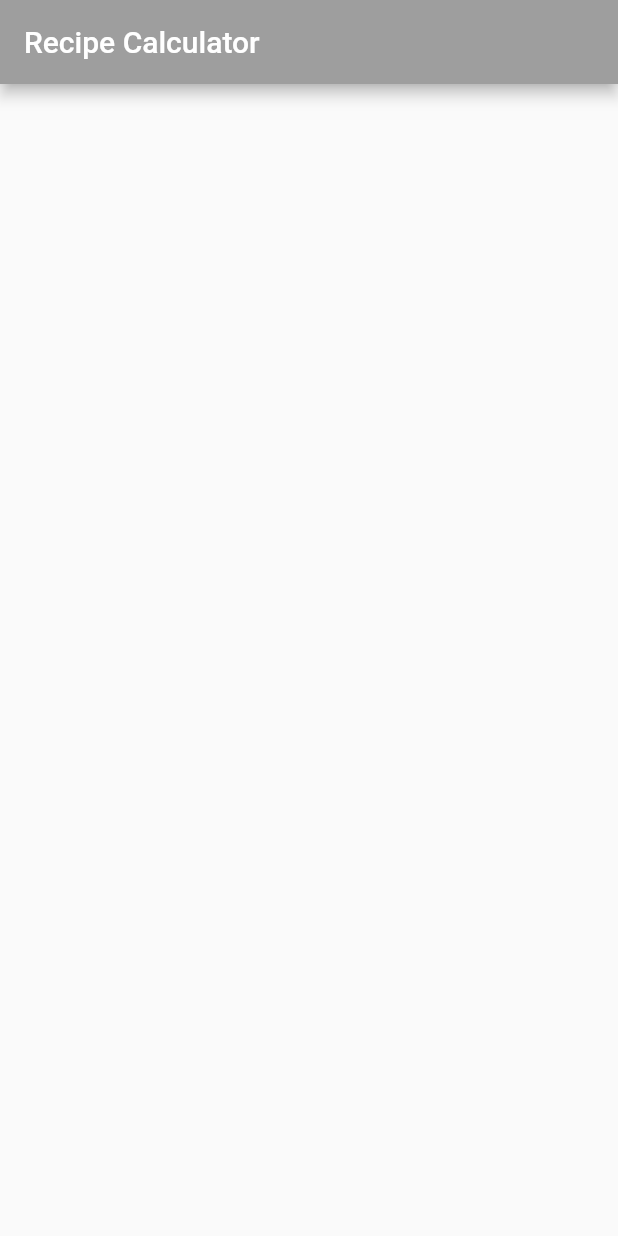
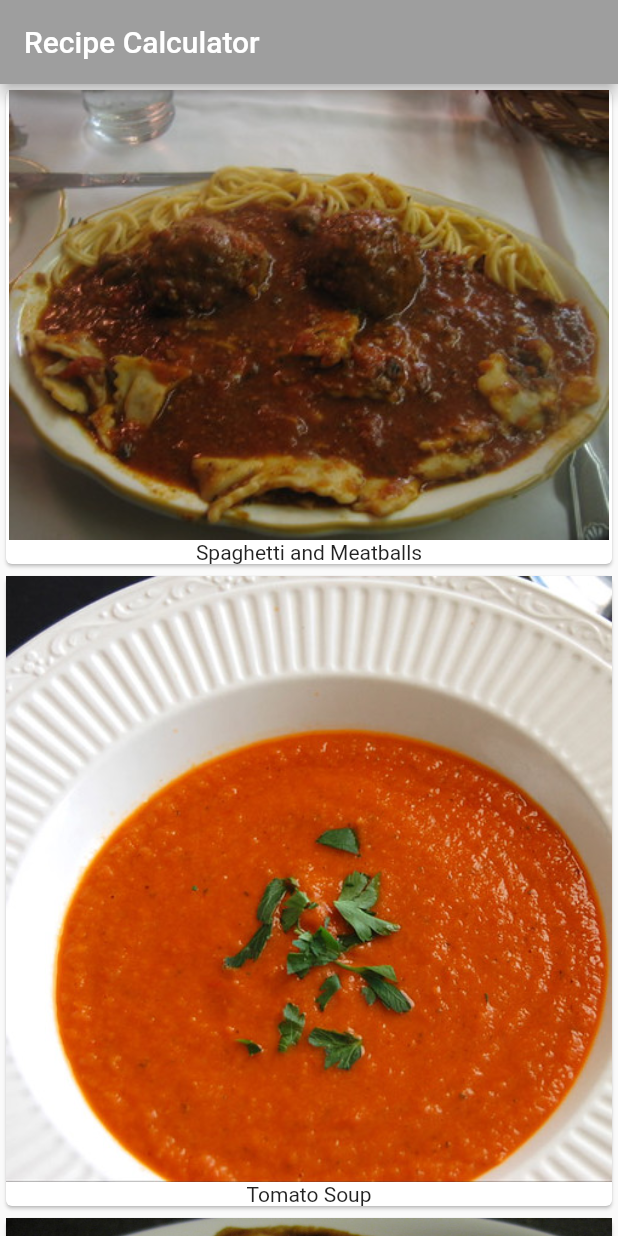
Before and after one commit to davidaodejobi/Flutter-Apprentice-Study, a Flutter app: the screen it shows after launch, on a phone screen of 412 x 824 dp. Run offline on Flutter 3.47's test engine with Material 2 defaults, Android fonts, the light colour scheme and no system bars.

Commit message:
added image, modified pubspec.yaml, added new dart file to hold model and some static data, populated the data using listview builder, created a method of type widget to display the image and text...

```diff
--- a/recipe_app/lib/main.dart
+++ b/recipe_app/lib/main.dart
@@ -1,4 +1,6 @@
 import 'package:flutter/material.dart';
+
+import 'recipe.dart';
 
 void main() {
   runApp(const MyApp());
@@ -44,19 +46,29 @@
 class _MyHomePageState extends State<MyHomePage> {
   @override
   Widget build(BuildContext context) {
-// 1
     return Scaffold(
-// 2
       appBar: AppBar(
         title: Text(widget.title),
       ),
-// 3
       body: SafeArea(
-// TODO: Replace child: Container()
-// 4
-        child: Container(),
+        child: ListView.builder(
+          itemBuilder: (BuildContext context, int index) {
+            return buildRecipeCard(Recipe.samples[index]);
+          },
+          itemCount: Recipe.samples.length,
+        ),
       ),
     );
   }
-// TODO: Add buildRecipeCard() here
+
+  Widget buildRecipeCard(Recipe recipe) {
+    return Card(
+      child: Column(
+        children: <Widget>[
+          Image(image: AssetImage(recipe.imageUrl)),
+          Text(recipe.label),
+        ],
+      ),
+    );
+  }
 }
--- /dev/null
+++ b/recipe_app/lib/recipe.dart
@@ -0,0 +1,37 @@
+class Recipe {
+  String label;
+  String imageUrl;
+// TODO: Add servings and ingredients here
+  Recipe(
+    this.label,
+    this.imageUrl,
+  );
+
+  static List<Recipe> samples = [
+    Recipe(
+      'Spaghetti and Meatballs',
+      'assets/2126711929_ef763de2b3_w.jpg',
+    ),
+    Recipe(
+      'Tomato Soup',
+      'assets/27729023535_a57606c1be.jpg',
+    ),
+    Recipe(
+      'Grilled Cheese',
+      'assets/3187380632_5056654a19_b.jpg',
+    ),
+    Recipe(
+      'Chocolate Chip Cookies',
+      'assets/15992102771_b92f4cc00a_b.jpg',
+    ),
+    Recipe(
+      'Taco Salad',
+      'assets/8533381643_a31a99e8a6_c.jpg',
+    ),
+    Recipe(
+      'Hawaiian Pizza',
+      'assets/15452035777_294cefced5_c.jpg',
+    ),
+  ];
+}
+// TODO: Add Ingredient() here
```
Also changed, not shown: recipe_app/pubspec.yaml (+2 -62 lines), recipe_app/assets/15452035777_294cefced5_c.jpg (added), recipe_app/assets/15992102771_b92f4cc00a_b.jpg (added), recipe_app/assets/2126711929_ef763de2b3_w.jpg (added), recipe_app/assets/27729023535_a57606c1be.jpg (added), recipe_app/assets/3187380632_5056654a19_b.jpg (added), recipe_app/assets/8533381643_a31a99e8a6_c.jpg (added), 1 other file.
